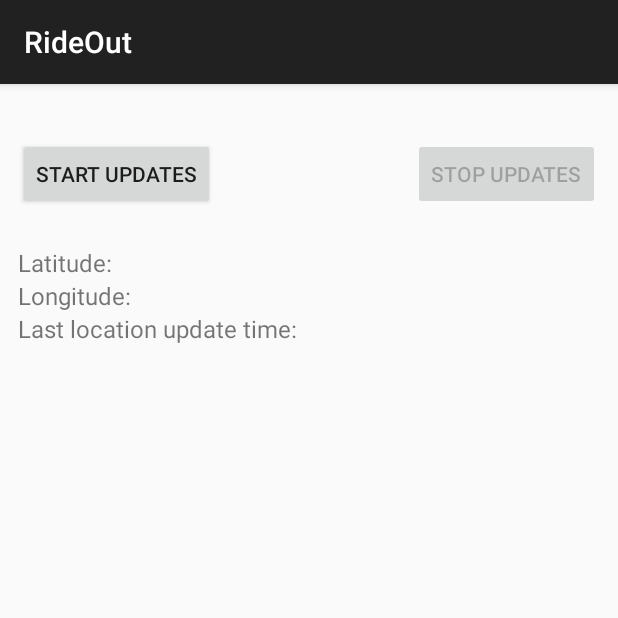
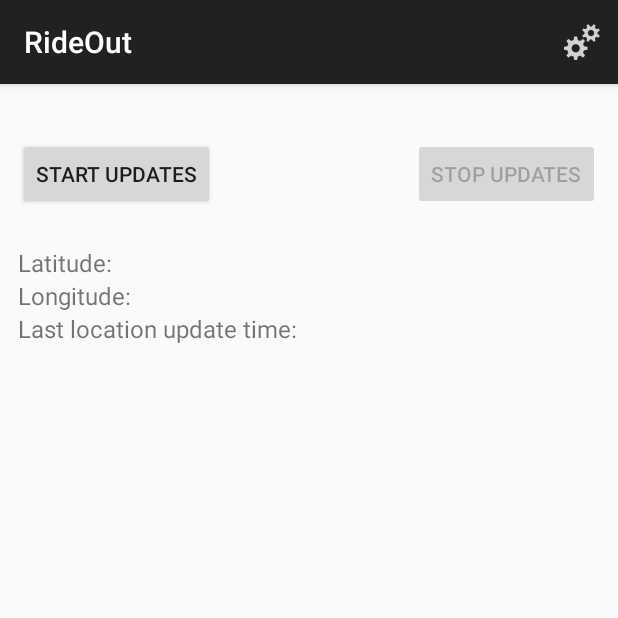
Before and after one commit to ehigham/RideOut, an Android app: the screen it shows after launch (MainActivity), on a phone screen of 412 x 824 dp, the top half of it. Run offline under Robolectric (Android 15) with nearby library versions, the light colour scheme and no system bars.

Commit message:
Added action bar. Added settings button. Added action bar handling method.

```diff
--- a/app/build.gradle
+++ b/app/build.gradle
@@ -22,8 +22,9 @@
 
 dependencies {
     compile fileTree(include: ['*.jar'], dir: 'libs')
+    //compile 'com.google.android.gms:play-services:7.0.0'
     compile 'com.android.support:appcompat-v7:22.0.0'
     compile 'com.google.android.gms:play-services-location:7.0.0'
     compile 'com.google.android.gms:play-services-maps:7.0.0'
-    //compile 'com.google.android.gms:play-services:7.0.0'
+    compile 'com.android.support:support-v4:22.0.0'
 }
--- a/app/src/main/java/com/edmund/example/rideout/MainActivity.java
+++ b/app/src/main/java/com/edmund/example/rideout/MainActivity.java
@@ -16,9 +16,13 @@
 
 package com.edmund.example.rideout;
 
+import android.app.ActionBar;
 import android.os.Bundle;
 import android.support.v7.app.ActionBarActivity;
 import android.util.Log;
+import android.view.Menu;
+import android.view.MenuInflater;
+import android.view.MenuItem;
 import android.view.View;
 import android.widget.Button;
 import android.widget.TextView;
@@ -46,12 +50,13 @@
      */
     protected static Boolean mRequestingLocationUpdates;
 
-    protected static LocationManager locationManager;
+    protected static LocationManager mLocationManager;
 
     @Override
     public void onCreate(Bundle savedInstanceState) {
         super.onCreate(savedInstanceState);
         setContentView(R.layout.activity_main);
+        ActionBar actionBar = getActionBar();
 
         // Locate the UI widgets.
         mStartUpdatesButton = (Button) findViewById(R.id.start_updates_button);
@@ -64,7 +69,7 @@
 
         // Kick off the process of building a GoogleApiClient and requesting the LocationServices
         // API.
-        locationManager = new LocationManager(this);
+        mLocationManager = new LocationManager(this);
     }
 
     /**
@@ -75,7 +80,7 @@
         if (!mRequestingLocationUpdates) {
             mRequestingLocationUpdates = true;
             setButtonsEnabledState();
-            locationManager.startLocationUpdates();
+            mLocationManager.startLocationUpdates();
         }
     }
 
@@ -87,7 +92,7 @@
         if (mRequestingLocationUpdates) {
             mRequestingLocationUpdates = false;
             setButtonsEnabledState();
-            locationManager.stopLocationUpdates();
+            mLocationManager.stopLocationUpdates();
         }
     }
 
@@ -110,17 +115,17 @@
      * Updates the latitude, the longitude, and the last location time in the UI.
      */
     protected static void updateUI() {
-        if (locationManager.mCurrentLocation != null) {
-            mLatitudeTextView.setText(String.valueOf(locationManager.mCurrentLocation.getLatitude()));
-            mLongitudeTextView.setText(String.valueOf(locationManager.mCurrentLocation.getLongitude()));
-            mLastUpdateTimeTextView.setText(locationManager.mLastUpdateTime);
+        if (mLocationManager.mCurrentLocation != null) {
+            mLatitudeTextView.setText(String.valueOf(mLocationManager.mCurrentLocation.getLatitude()));
+            mLongitudeTextView.setText(String.valueOf(mLocationManager.mCurrentLocation.getLongitude()));
+            mLastUpdateTimeTextView.setText(mLocationManager.mLastUpdateTime);
         }
     }
 
     @Override
     protected void onStart() {
         super.onStart();
-        locationManager.connect();
+        mLocationManager.connect();
     }
 
     @Override
@@ -129,20 +134,20 @@
         // Within {@code onPause()}, we pause location updates, but leave the
         // connection to GoogleApiClient intact.  Here, we resume receiving
         // location updates if the user has requested them.
-        if (mRequestingLocationUpdates) locationManager.resumeLocationServices();
+        if (mRequestingLocationUpdates) mLocationManager.resumeLocationServices();
     }
 
     @Override
     protected void onPause() {
         super.onPause();
         // Stop location updates to save battery, but don't disconnect the GoogleApiClient object.
-        locationManager.pauseLocationServices();
+        mLocationManager.pauseLocationServices();
     }
 
     @Override
     protected void onStop() {
         super.onStop();
-        locationManager.disconnect();
+        mLocationManager.disconnect();
     }
 
     /**
@@ -150,8 +155,30 @@
      */
     public void onSaveInstanceState(Bundle savedInstanceState) {
         savedInstanceState.putBoolean(REQUESTING_LOCATION_UPDATES_KEY, mRequestingLocationUpdates);
-        savedInstanceState.putParcelable(LOCATION_KEY, locationManager.mCurrentLocation);
-        savedInstanceState.putString(LAST_UPDATED_TIME_STRING_KEY,locationManager.mLastUpdateTime);
+        savedInstanceState.putParcelable(LOCATION_KEY, mLocationManager.mCurrentLocation);
+        savedInstanceState.putString(LAST_UPDATED_TIME_STRING_KEY,mLocationManager.mLastUpdateTime);
         super.onSaveInstanceState(savedInstanceState);
     }
+
+    @Override
+    public boolean onCreateOptionsMenu(Menu menu) {
+        // Inflate the menu items for use in the action bar
+        MenuInflater inflater = getMenuInflater();
+        inflater.inflate(R.menu.main_activity_actions, menu);
+        return super.onCreateOptionsMenu(menu);
+    }
+
+    @Override
+    public boolean onOptionsItemSelected(MenuItem item) {
+        // Handle presses on the action bar items
+        switch (item.getItemId()) {
+            case R.id.action_settings:
+                Log.i(TAG,"Settings menu selected");
+                //openSettings();
+                return true;
+            default:
+                return super.onOptionsItemSelected(item);
+        }
+    }
+
 }
--- /dev/null
+++ b/app/src/main/res/menu/main_activity_actions.xml
@@ -0,0 +1,20 @@
+<?xml version="1.0" encoding="utf-8"?>
+<!--
+     Copyright (C) 2015 Edmund Higham
+     Licensed under the Apache License, Version 2.0 (the "License");
+     you may not use this file except in compliance with the License.
+     You may obtain a copy of the License at
+          http://www.apache.org/licenses/LICENSE-2.0
+     Unless required by applicable law or agreed to in writing, software
+     distributed under the License is distributed on an "AS IS" BASIS,
+     WITHOUT WARRANTIES OR CONDITIONS OF ANY KIND, either express or implied.
+     See the License for the specific language governing permissions and
+     limitations under the License.
+-->
+<menu xmlns:android="http://schemas.android.com/apk/res/android"
+    xmlns:rideout="http://schemas.android.com/apk/res-auto" >
+    <item android:id="@+id/action_settings"
+        android:icon="@drawable/ic_action_services"
+        android:title="@string/action_settings"
+        rideout:showAsAction="ifRoom"/>
+</menu>
--- a/app/src/main/res/menu/menu_main.xml
+++ /dev/null
@@ -1,6 +0,0 @@
-<menu xmlns:android="http://schemas.android.com/apk/res/android"
-    xmlns:app="http://schemas.android.com/apk/res-auto"
-    xmlns:tools="http://schemas.android.com/tools" tools:context=".MainActivity">
-    <item android:id="@+id/action_settings" android:title="@string/action_settings"
-        android:orderInCategory="100" app:showAsAction="never" />
-</menu>
--- a/app/src/main/res/values/strings.xml
+++ b/app/src/main/res/values/strings.xml
@@ -1,5 +1,6 @@
+<?xml version="1.0" encoding="utf-8"?>
 <!--
-  Copyright 2015 Edmund Higham
+     Copyright (C) 2015 Edmund Higham
      Licensed under the Apache License, Version 2.0 (the "License");
      you may not use this file except in compliance with the License.
      You may obtain a copy of the License at
@@ -13,6 +14,7 @@
 <resources>
     <string name="app_name">RideOut</string>
     <string name="action_settings">Settings</string>
+    <string name="action_preferences">Preferences</string>
 
     <string name="latitude_label">Latitude: </string>
     <string name="longitude_label">Longitude: </string>
@@ -28,4 +30,5 @@
     <string name="no_location_detected">
         No location detected. Make sure location is enabled on the device.
     </string>
+
 </resources>
```
Also changed, not shown: app/src/main/AndroidManifest.xml (+6 -5 lines), app/src/main/ic_services-web.png (added), app/src/main/res/drawable-hdpi/ic_action_services.png (added), app/src/main/res/drawable-hdpi/ic_action_settings.png (added), app/src/main/res/drawable-mdpi/ic_action_services.png (added), app/src/main/res/drawable-mdpi/ic_action_settings.png (added), app/src/main/res/drawable-xhdpi/ic_action_services.png (added), app/src/main/res/drawable-xhdpi/ic_action_settings.png (added), app/src/main/res/drawable-xxhdpi/ic_action_services.png (added), app/src/main/res/drawable-xxhdpi/ic_action_settings.png (added). Lines whose indentation alone changed are shown as unchanged.
